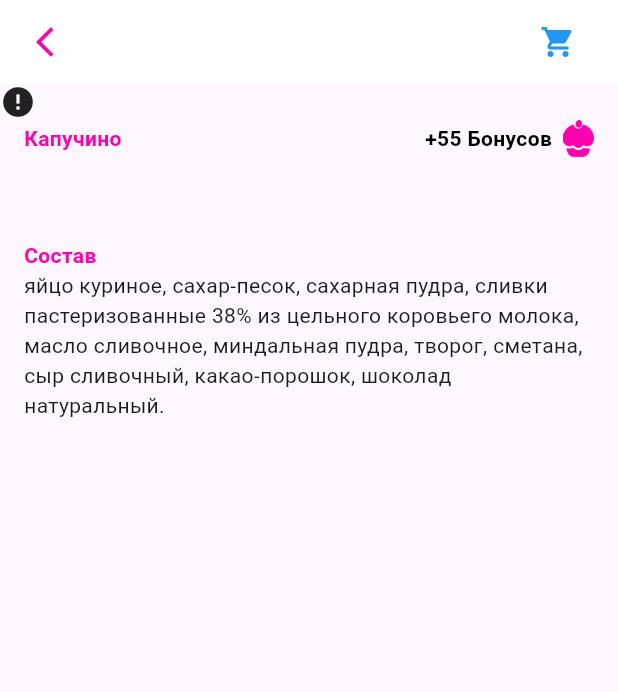
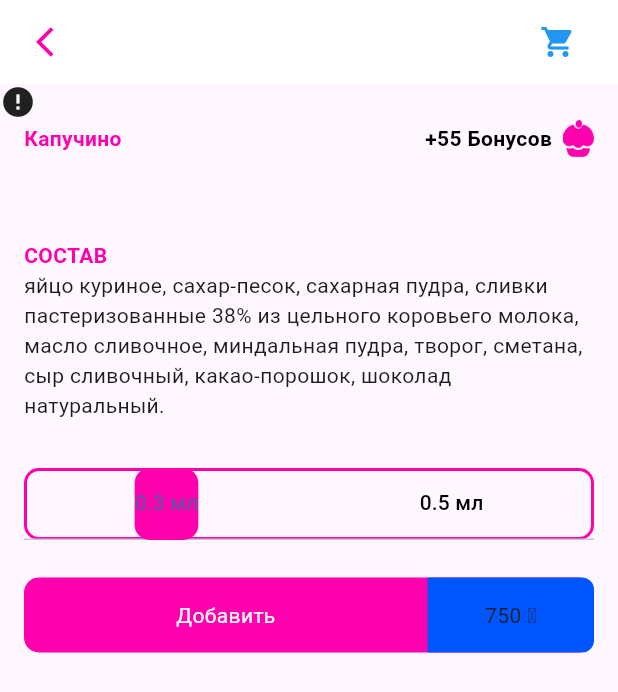
Before and after one commit to AbdrErnur/store, a Flutter app: the screen it shows after launch, after a tap on "в наличий", on a phone screen of 412 x 824 dp. Shown: the top 692 px of the screen. Run offline on Flutter 3.47's test engine with Material 3 defaults, Android fonts, the phone set to English and light mode, and no system bars; drawn by our look-alikes of cached_network_image; network calls fail.

Commit message:
new buttons

```diff
--- a/lib/presentation/ui/screens/home_screen.dart
+++ b/lib/presentation/ui/screens/home_screen.dart
@@ -93,13 +93,19 @@ class _HomeScreenState extends State<HomeScreen>
           ),
         ),
       ),
-      // bottomNavigationBar: Padding(
-      //   padding: const EdgeInsets.all(8.0),
-      //   child: BrPrimaryButton(text: 'text', onPressed: (){}),
-      // ),
+      bottomNavigationBar: Padding(
+        padding: const EdgeInsets.all(8.0),
+        child: BrPrimaryButton(text: 'text', onPressed: (){}),
+      ),
     );
   }
 }
+
+
+
+
+
+
 
 class AdBannerWidget extends StatelessWidget {
   const AdBannerWidget({super.key});
--- a/lib/presentation/ui/screens/product_screen.dart
+++ b/lib/presentation/ui/screens/product_screen.dart
@@ -2,7 +2,9 @@ import 'package:cached_network_image/cached_network_image.dart';
 import 'package:flutter/material.dart';
 import 'package:store/mock.dart';
 
+import '../components/primary_button.dart';
 import '../view_models/product_veiw_model.dart';
+import 'bascet_screen.dart';
 
 class ProductScreen extends StatefulWidget {
   final ProductViewModel productViewModel;
@@ -13,10 +15,20 @@ class ProductScreen extends StatefulWidget {
   State<ProductScreen> createState() => _ProductScreenState();
 }
 
-class _ProductScreenState extends State<ProductScreen> {
+class _ProductScreenState extends State<ProductScreen>
+    with SingleTickerProviderStateMixin {
+  late final TabController controller;
+
+  @override
+  void initState() {
+    super.initState();
+    controller = TabController(length: 2, vsync: this);
+  }
+
   @override
   Widget build(BuildContext context) {
     return Scaffold(
+      extendBody: true,
       appBar: AppBar(
         leading: Padding(
           padding: const EdgeInsets.only(left: 16.0),
@@ -33,7 +45,12 @@ class _ProductScreenState extends State<ProductScreen> {
           Padding(
             padding: const EdgeInsets.only(right: 16.0),
             child: IconButton(
-              onPressed: () {},
+              onPressed: () {
+                Navigator.push(
+                    context,
+                    MaterialPageRoute(
+                        builder: (context) => const BascetScreen()));
+              },
               icon: const Icon(
                 Icons.shopping_cart,
                 color: Colors.blue,
@@ -42,7 +59,8 @@ class _ProductScreenState extends State<ProductScreen> {
           ),
         ],
       ),
-      body: Column(
+      body: SingleChildScrollView(
+        child: Column(
           crossAxisAlignment: CrossAxisAlignment.start,
           children: [
             CachedNetworkImage(
@@ -83,7 +101,7 @@ class _ProductScreenState extends State<ProductScreen> {
                 crossAxisAlignment: CrossAxisAlignment.start,
                 children: [
                   const Text(
-                  'Состав',
+                    'СОСТАВ',
                     style: TextStyle(
                         color: Color(0xFFFE00AE), fontWeight: FontWeight.bold),
                   ),
@@ -91,10 +109,100 @@ class _ProductScreenState extends State<ProductScreen> {
                 ],
               ),
             ),
-          Stack(
-
+            Padding(
+              padding:
+                  const EdgeInsets.only(top: 16.0, left: 16.0, right: 16.0),
+              child: Stack(
+                children: [
+                  DecoratedBox(
+                    decoration: BoxDecoration(
+                      border: Border.all(
+                          color: const Color(0xFFFE00AE), width: 2.0),
+                      borderRadius: BorderRadius.circular(10),
+                    ),
+                    child: TabBar(
+                      controller: controller,
+                      tabs: const [
+                        Tab(text: '0.3 мл'),
+                        Tab(text: '0.5 мл'),
+                      ],
+                      unselectedLabelColor: Colors.black,
+                      indicator: BoxDecoration(
+                        border: Border.all(
+                            color: const Color(0xFFFE00AE), width: 2.0),
+                        borderRadius: BorderRadius.circular(10),
+                        color: const Color(0xFFFE00AE),
+                      ),
+                    ),
                   ),
                 ],
+              ),
+            ),
+            const SizedBox(
+              height: 9.0,
+            ),
+            Padding(
+              padding: const EdgeInsets.all(16.0),
+              child: GestureDetector(
+                onTap: (){
+
+                },
+                child: DecoratedBox(
+                  decoration: BoxDecoration(
+                    color: const Color(0xffFE00AE),
+                    border: Border.all(
+                        color: const Color(0xFFFE00AE), width: 2.0),
+                    borderRadius: BorderRadius.circular(10),
+                  ),
+                  child: Row(
+                    children: [
+                      const Expanded(
+                        child: Center(
+                          child: Text(
+                            'Добавить',
+                            style: TextStyle(
+                              color: Colors.white
+                            ),
+                          ),
+                        ),
+                      ),
+                      Container(
+                        width: 111.0,
+                        height: 50,
+                        decoration: const BoxDecoration(
+                          color: Color(0xFF0056FE),
+                          borderRadius: BorderRadius.only(
+                            topRight: Radius.circular(8.0),
+                            bottomRight: Radius.circular(8.0),
+                          ),
+                        ),
+                        child: const Center(
+                          child: Text('750 ₸'),
+                        ),
+                      ),
+                    ],
+                  ),
+                ),
+              ),
+            ),
+            // IconButton(
+            //   onPressed: () {
+            //     // Действие при нажатии на кнопку
+            //   },
+            //   icon: Container(
+            //     padding: EdgeInsets.all(8.0),
+            //     decoration: BoxDecoration(
+            //       shape: BoxShape.circle,
+            //       border: Border.all(
+            //           color: Colors.black, width: 1.0), // Цвет и ширина обводки
+            //     ),
+            //     child: Icon(
+            //       Icons.exposure_minus_1,
+            //     ),
+            //   ),
+            // )
+          ],
+        ),
       ),
     );
   }
```
Also changed, not shown: lib/presentation/ui/screens/bascet_screen.dart (+47 -2 lines), lib/main.dart (line endings or trailing spaces). Lines whose indentation alone changed are shown as unchanged.
